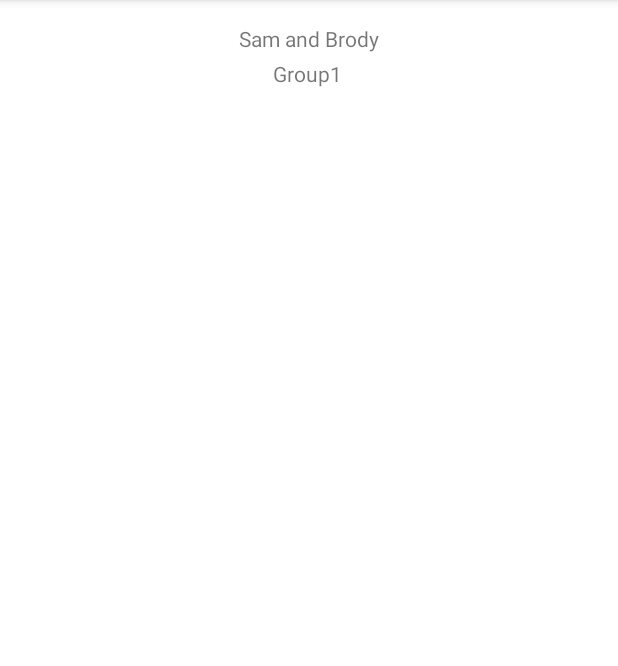
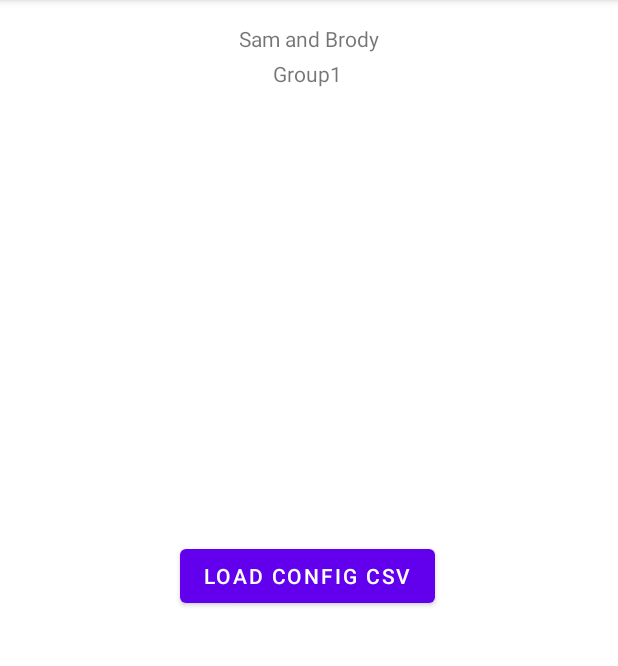
Before and after one commit to Bozo-Cake/The-Red-Alliance, an Android app: the DisplayGroup1Activity screen opened directly, with no data from a screen before it, on a phone screen of 412 x 824 dp, the part 84-750 px from its top. Run offline under Robolectric (Android 15) with nearby library versions, the phone set to English and light mode, and no system bars.

Commit message:
Load File Picker working. Working on Returning file object.

```diff
--- a/app/src/main/AndroidManifest.xml
+++ b/app/src/main/AndroidManifest.xml
@@ -1,7 +1,8 @@
 <?xml version="1.0" encoding="utf-8"?>
 <manifest xmlns:android="http://schemas.android.com/apk/res/android"
     package="team.cake.theredalliance">
-
+    <uses-permission android:name="android.permission.INTERNET" />
+    <uses-permission android:name="android.permission.ACCESS_NETWORK_STATE" />
     <application
         android:allowBackup="true"
         android:icon="@mipmap/ic_launcher"
@@ -9,6 +10,7 @@
         android:roundIcon="@mipmap/ic_launcher_round"
         android:supportsRtl="true"
         android:theme="@style/Theme.TheRedAlliance">
+
         <activity android:name=".DisplayGroup2Activity"></activity>
         <activity android:name=".DisplayGroup1Activity" />
         <activity android:name=".MainActivity">
--- a/app/src/main/res/layout/activity_display_group1.xml
+++ b/app/src/main/res/layout/activity_display_group1.xml
@@ -26,4 +26,16 @@
         app:layout_constraintHorizontal_bias="0.498"
         app:layout_constraintStart_toStartOf="parent"
         app:layout_constraintTop_toBottomOf="@+id/textView" />
+
+    <Button
+        android:id="@+id/loadCSV"
+        android:layout_width="wrap_content"
+        android:layout_height="wrap_content"
+        android:onClick="getConfigFile"
+        android:text="Load Config CSV"
+        app:layout_constraintBottom_toBottomOf="parent"
+        app:layout_constraintEnd_toEndOf="parent"
+        app:layout_constraintHorizontal_bias="0.497"
+        app:layout_constraintStart_toStartOf="parent"
+        app:layout_constraintTop_toTopOf="parent" />
 </androidx.constraintlayout.widget.ConstraintLayout>
```
Also changed, not shown: app/src/main/java/team/cake/theredalliance/ConfigReader.java (added, +11 -0 lines), app/src/main/java/team/cake/theredalliance/DisplayGroup1Activity.java (+23 -1 lines).
